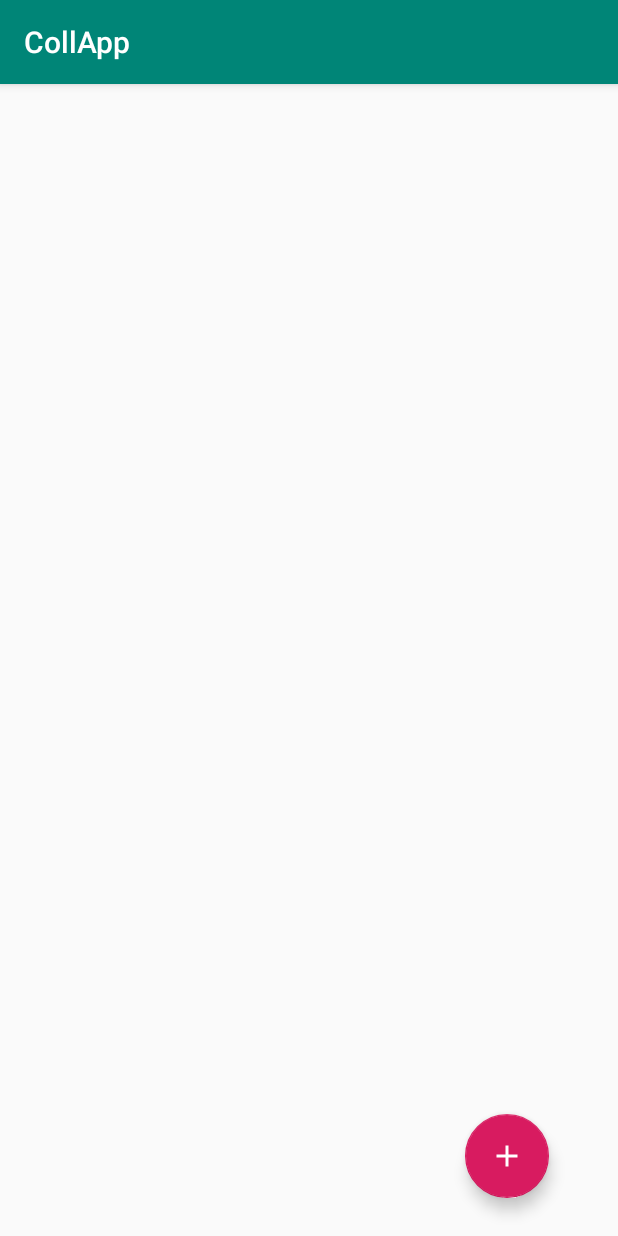
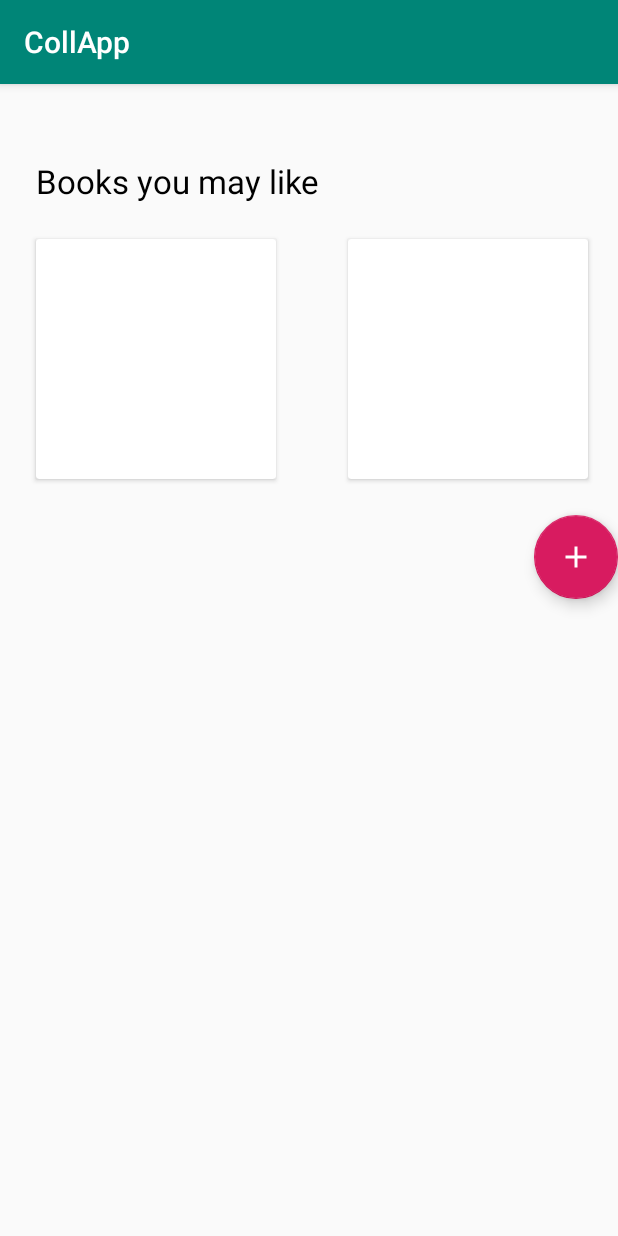
Before and after one commit to AwesomeFruitSalad/Bibliungo, an Android app: the screen it shows after launch once a user with an empty profile is signed in (MainActivity), on a phone screen of 412 x 824 dp. Run offline under Robolectric (Android 15) with nearby library versions, the phone set to English and light mode, and no system bars; our stand-ins replace ButterKnife, Firebase (no records; nobody signed in at launch, a user with empty details on screens opened directly), navigation-ui; libraries missing offline, so code that uses them is left out: com.firebase.ui.

Commit message:
Done maps :rocket:

```diff
--- a/app/build.gradle
+++ b/app/build.gradle
@@ -34,6 +34,7 @@ dependencies {
     implementation 'androidx.navigation:navigation-ui:2.0.0'
     implementation 'androidx.lifecycle:lifecycle-extensions:2.0.0'
     implementation 'com.google.firebase:firebase-auth:16.0.5'
+    implementation 'com.google.android.gms:play-services-maps:16.1.0'
     testImplementation 'junit:junit:4.12'
     androidTestImplementation 'androidx.test.ext:junit:1.1.0'
     androidTestImplementation 'androidx.test.espresso:espresso-core:3.2.0'
--- a/app/src/main/java/com/chromicle/collapp/activities/AddBookActivity.java
+++ b/app/src/main/java/com/chromicle/collapp/activities/AddBookActivity.java
@@ -78,7 +78,7 @@ public class AddBookActivity extends AppCompatActivity {
         String bookLat = "13.007";
         String bookLong = "74.792";
 
-        BookUtils bookDetails = new BookUtils(bookName, bookLat, bookLong, bookDes, bookAmount,user.getUserName());
+        BookUtils bookDetails = new BookUtils(bookName, bookLat, bookLong, bookDes, bookAmount,user.getDbUserName());
         bookDb .child(id)
                 .setValue(bookDetails)
                 .addOnSuccessListener(
--- a/app/src/main/java/com/chromicle/collapp/activities/MainActivity.java
+++ b/app/src/main/java/com/chromicle/collapp/activities/MainActivity.java
@@ -14,6 +14,7 @@ import androidx.appcompat.app.AppCompatActivity;
 
 import butterknife.BindView;
 import butterknife.ButterKnife;
+import butterknife.OnClick;
 
 public class MainActivity extends AppCompatActivity {
 
@@ -36,5 +37,10 @@ public class MainActivity extends AppCompatActivity {
         });
     }
 
+    @OnClick(R.id.buttonFiction)
+    public void buttonFiction(){
+        ActivityUtils.launchActivity(MainActivity.this,MapsActivity.class,false);
+    }
+
 
 }
--- a/app/src/main/java/com/chromicle/collapp/utils/BookUtils.java
+++ b/app/src/main/java/com/chromicle/collapp/utils/BookUtils.java
@@ -6,6 +6,10 @@ package com.chromicle.collapp.utils;
  */
 public class BookUtils {
     private String bookName, bookLat, bookLong, bookDes, bookAmount,user;
+
+    public BookUtils(){
+
+    }
 
     public BookUtils(String bookName, String bookLat, String bookLong, String bookDes, String bookAmount, String user) {
         this.bookName = bookName;
--- a/app/src/main/res/layout/activity_main.xml
+++ b/app/src/main/res/layout/activity_main.xml
@@ -6,15 +6,47 @@
     android:layout_width="match_parent"
     android:layout_height="match_parent"
     android:fitsSystemWindows="true"
-    tools:openDrawer="start">
+    tools:openDrawer="start"
+    android:orientation="vertical">
+
+    <LinearLayout
+        android:layout_width="match_parent"
+        android:layout_height="wrap_content"
+        android:orientation="vertical">
+
+        <TextView
+            android:layout_marginTop="50dp"
+            android:layout_width="wrap_content"
+            android:layout_height="wrap_content"
+            android:text="Books you may like"
+            android:layout_marginLeft="24dp"
+            android:textAppearance="@style/TextAppearance.AppCompat.Large"
+            android:textColor="#000000" />
+
+        <LinearLayout
+            android:layout_width="wrap_content"
+            android:layout_height="wrap_content"
+            android:orientation="horizontal">
+
+            <androidx.cardview.widget.CardView
+                android:layout_width="160dp"
+                android:layout_margin="24dp"
+                android:layout_height="160dp" />
+
+
+            <androidx.cardview.widget.CardView
+                android:layout_width="160dp"
+                android:layout_margin="24dp"
+                android:layout_height="160dp" />
+        </LinearLayout>
+
+    </LinearLayout>
 
     <com.google.android.material.floatingactionbutton.FloatingActionButton
         android:id="@+id/fab"
         android:layout_width="wrap_content"
         android:layout_height="wrap_content"
         android:layout_gravity="bottom|end"
-        android:layout_marginStart="310dp"
-        android:layout_marginBottom="25dp"
         app:srcCompat="@drawable/ic_add_black_24dp" />
 
 </LinearLayout>
--- a/app/src/main/res/values/strings.xml
+++ b/app/src/main/res/values/strings.xml
@@ -13,4 +13,5 @@
     <string name="menu_tools">Tools</string>
     <string name="menu_share">Share</string>
     <string name="menu_send">Send</string>
+    <string name="title_activity_maps">Map</string>
 </resources>
```
Also changed, not shown: app/src/debug/res/values/google_maps_api.xml (added, +24 -0 lines), app/src/main/AndroidManifest.xml (+25 -3 lines), app/src/main/java/com/chromicle/collapp/activities/MapsActivity.java (added, +130 -0 lines), app/src/main/res/layout/activity_maps.xml (added, +115 -0 lines), 1 other file.
